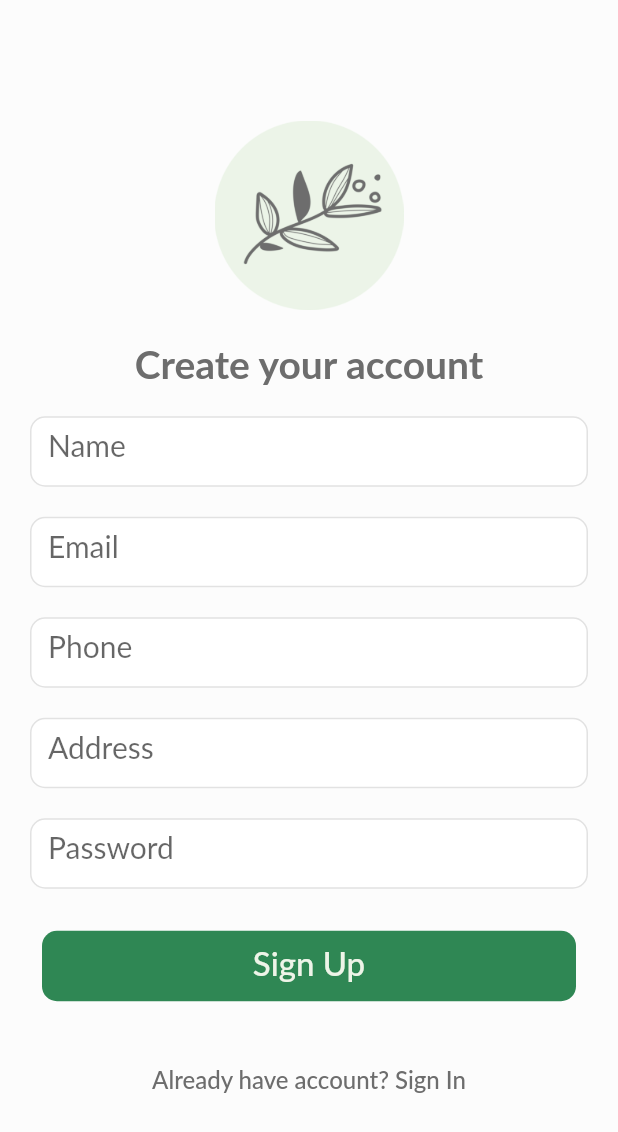
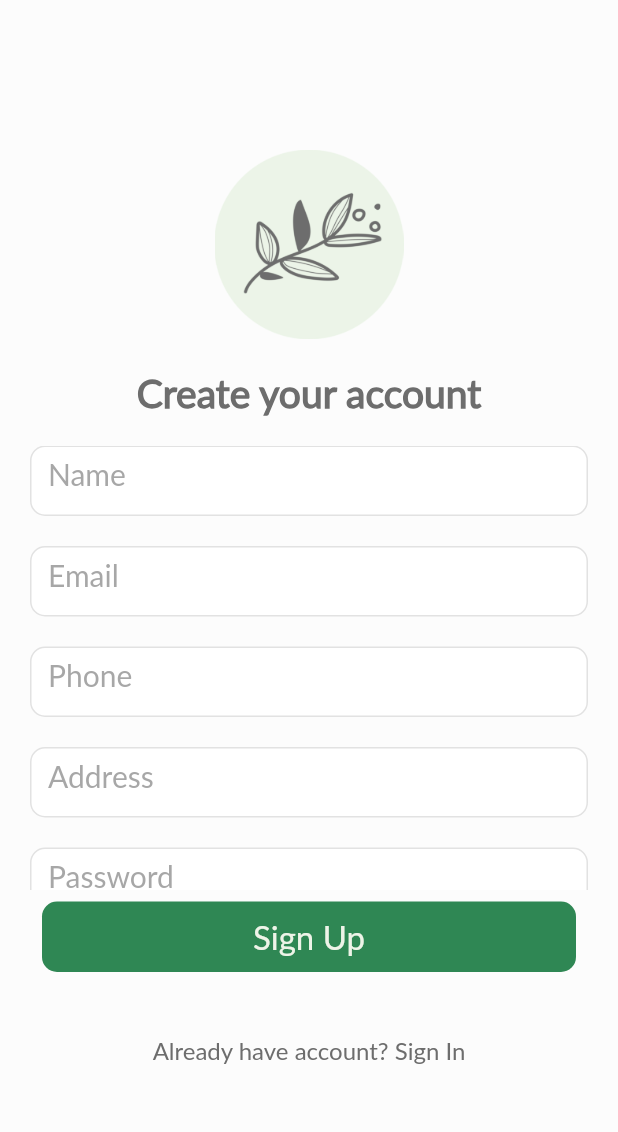
Before and after one commit to zahrajabar6/cosmetic-project, a Flutter app: the RegisterPage screen opened directly, on a phone screen of 412 x 824 dp. Shown: the top 1132 px of the screen. Run offline on Flutter 3.47's test engine with Material 2 defaults, Android fonts, the phone set to English and light mode, and no system bars; our stand-ins replace get.

Commit message:
Cleanning code

```diff
--- a/lib/login_Signup_pages/signup_page.dart
+++ b/lib/login_Signup_pages/signup_page.dart
@@ -14,18 +14,15 @@ class RegisterPage extends StatefulWidget {
 }
 
 class _RegisterPageState extends State<RegisterPage> {
-  final name = TextEditingController();
-  final email = TextEditingController();
-  final phone = TextEditingController();
-  final address = TextEditingController();
-  final password = TextEditingController();
+  List hints = <String>['Name', 'Email', 'Phone', 'Address', 'Password'];
+  final List<TextEditingController> _controllers = [];
 
   @override
   Widget build(BuildContext context) {
     return Scaffold(
       backgroundColor: background_color,
       body: Padding(
-        padding: const EdgeInsets.symmetric(horizontal: 20),
+        padding: const EdgeInsets.symmetric(horizontal: 20, vertical: 100),
         child: Column(
           mainAxisAlignment: MainAxisAlignment.center,
           crossAxisAlignment: CrossAxisAlignment.center,
@@ -38,12 +35,17 @@ class _RegisterPageState extends State<RegisterPage> {
                 height: 126,
               ),
             ),
-              MyHeadingText(text: 'Create your account'),
-              MyTextField(myController: name, hint: 'Name'),
-              MyTextField(myController: email, hint: 'Email'),
-              MyTextField(myController: phone, hint: 'Phone'),
-              MyTextField(myController: address, hint: 'Address'),
-              MyTextField(myController: password, hint: 'Password'),
+            const MyHeadingText(text: 'Create your account'),
+            Flexible(
+              child: ListView.builder(
+                itemCount: hints.length,
+                itemBuilder: ((context, index) {
+                  _controllers.add(TextEditingController());
+                  return MyTextField(
+                      myController: _controllers[index], hint: hints[index]);
+                }),
+              ),
+            ),
             const Padding(
               padding: EdgeInsets.only(bottom: 20),
               child: MyButton(text: 'Sign Up', page: MyHomePage()),
@@ -52,7 +54,8 @@ class _RegisterPageState extends State<RegisterPage> {
               text: "Already have account? Sign In",
               page: LoginPage(),
             ),
-            ]),
+          ],
+        ),
       ),
     );
   }
--- a/lib/my_button.dart
+++ b/lib/my_button.dart
@@ -16,16 +16,19 @@ class MyButton extends StatelessWidget {
           Get.to(page);
         },
         child: Container(
-          padding: const EdgeInsets.symmetric(vertical: 8),
           height: 47,
           width: double.maxFinite,
           decoration: BoxDecoration(
               borderRadius: BorderRadius.circular(10), color: green),
-          child: Text(
-            text,
-            textAlign: TextAlign.center,
-            style: TextStyle(
-                fontSize: 22, fontWeight: FontWeight.w500, color: light_green),
+          child: Center(
+            child: Text(
+              text,
+              textAlign: TextAlign.center,
+              style: TextStyle(
+                  fontSize: 22,
+                  fontWeight: FontWeight.w400,
+                  color: light_green),
+            ),
           ),
         ));
   }
--- a/lib/my_text_field.dart
+++ b/lib/my_text_field.dart
@@ -26,21 +26,23 @@ class MyTextField extends StatelessWidget {
             print(x);
           },
           autofocus: false,
-          style: TextStyle(
-              fontSize: 20,
-              color: grey.withOpacity(0.30),
-              fontWeight: FontWeight.normal),
+          style:
+              TextStyle(fontSize: 20, color: grey, fontWeight: FontWeight.w300),
           decoration: InputDecoration(
             filled: true,
             fillColor: Colors.white,
             hintText: hint,
+            hintStyle: TextStyle(
+                fontSize: 20,
+                color: grey.withOpacity(0.60),
+                fontWeight: FontWeight.normal),
             enabledBorder: OutlineInputBorder(
               borderRadius: BorderRadius.circular(10),
               borderSide: BorderSide(width: 1, color: grey.withOpacity(0.20)),
             ),
             focusedBorder: OutlineInputBorder(
               borderRadius: BorderRadius.circular(10),
-              borderSide: BorderSide(width: 2, color: grey.withOpacity(0.50)),
+              borderSide: BorderSide(width: 2, color: green.withOpacity(0.60)),
             ),
             //suffixIcon: TextButton(
             //  child: Obx(() {
```
Also changed, not shown: pubspec.yaml (+3 -4 lines). Lines whose indentation alone changed are shown as unchanged.
